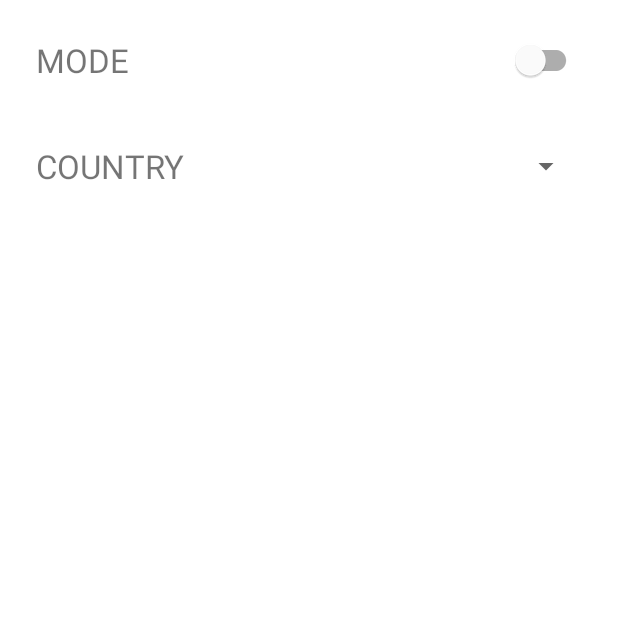
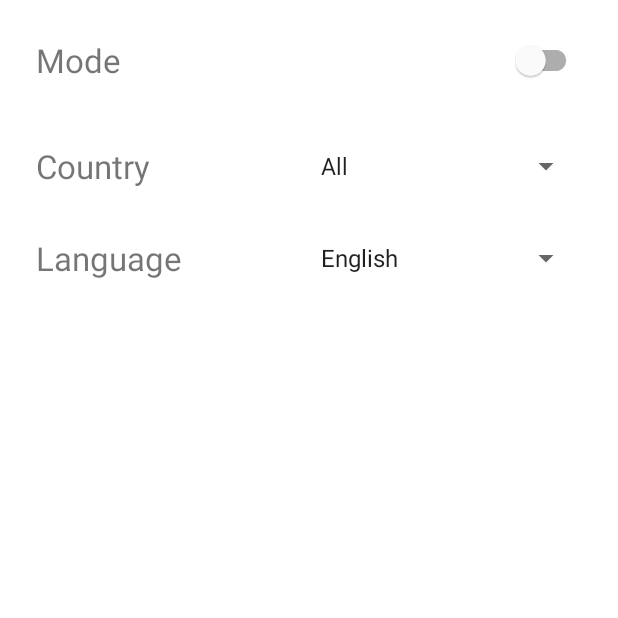
Before and after one commit to Saurabhsharma884/NewsApp, an Android app: the SettingActivity screen opened directly, with no data from a screen before it, on a phone screen of 412 x 824 dp, the top half of it. Run offline under Robolectric (Android 15) with nearby library versions, the phone set to English and light mode, and no system bars; network calls fail; Roboto replaces fonts that are not available here.

Commit message:
Set Up Spinners

```diff
--- a/app/src/main/AndroidManifest.xml
+++ b/app/src/main/AndroidManifest.xml
@@ -13,6 +13,7 @@
         android:supportsRtl="true"
         android:theme="@style/Theme.NewsApp">
         <activity
+            android:parentActivityName=".MainActivity"
             android:name=".SettingActivity"
             android:exported="true" />
         <activity
--- a/app/src/main/java/com/example/newsapp/MainActivity.java
+++ b/app/src/main/java/com/example/newsapp/MainActivity.java
@@ -55,6 +55,7 @@ public class MainActivity extends AppCompatActivity {
 
         Toolbar mtoolbar = findViewById(R.id.toolBar);
         setSupportActionBar(mtoolbar);
+
 
         requestQueue = Volley.newRequestQueue(this);
         swipeRefreshLayout = findViewById(R.id.swipe_refresh);
--- a/app/src/main/java/com/example/newsapp/SettingActivity.java
+++ b/app/src/main/java/com/example/newsapp/SettingActivity.java
@@ -1,14 +1,66 @@
 package com.example.newsapp;
 
 import android.os.Bundle;
+import android.view.View;
+import android.widget.AdapterView;
+import android.widget.ArrayAdapter;
+import android.widget.Spinner;
 
 import androidx.appcompat.app.AppCompatActivity;
 
 public class SettingActivity extends AppCompatActivity {
 
+    Spinner countrySpinner;
+    Spinner langSpinner;
+    private static String country;
+    private static String language;
+
     @Override
     protected void onCreate(Bundle savedInstanceState) {
         super.onCreate(savedInstanceState);
         setContentView(R.layout.activity_setting);
+
+        countrySpinner = findViewById(R.id.countrylist_spinner);
+        langSpinner = findViewById(R.id.language_spinner);
+        setCountrySpinner();
+        setLangSpinner();
+
+    }
+
+    private void setLangSpinner() {
+        ArrayAdapter<CharSequence> langSpinnerAdapter = ArrayAdapter.createFromResource(this, R.array.lang_array, android.R.layout.simple_spinner_item);
+        langSpinnerAdapter.setDropDownViewResource(android.R.layout.simple_spinner_dropdown_item);
+        langSpinner.setAdapter(langSpinnerAdapter);
+
+        langSpinner.setOnItemSelectedListener(new AdapterView.OnItemSelectedListener() {
+            @Override
+            public void onItemSelected(AdapterView<?> parent, View view, int position, long id) {
+                language = (String) parent.getItemAtPosition(position);
+            }
+
+            @Override
+            public void onNothingSelected(AdapterView<?> parent) {
+                language = "en";
+            }
+        });
+    }
+
+    private void setCountrySpinner() {
+        ArrayAdapter<CharSequence> countrySpinnerAdapter = ArrayAdapter.createFromResource(this, R.array.country_list_array, android.R.layout.simple_spinner_item);
+        countrySpinnerAdapter.setDropDownViewResource(android.R.layout.simple_spinner_dropdown_item);
+        countrySpinner.setAdapter(countrySpinnerAdapter);
+
+        countrySpinner.setOnItemSelectedListener(new AdapterView.OnItemSelectedListener() {
+            @Override
+            public void onItemSelected(AdapterView<?> parent, View view, int position, long id) {
+                country = (String) parent.getItemAtPosition(position);
+
+            }
+
+            @Override
+            public void onNothingSelected(AdapterView<?> parent) {
+                country = "All";
+            }
+        });
     }
 }
--- a/app/src/main/res/layout/activity_setting.xml
+++ b/app/src/main/res/layout/activity_setting.xml
@@ -5,6 +5,7 @@
     android:layout_height="match_parent"
     android:orientation="vertical"
     tools:context=".SettingActivity">
+
 
     <LinearLayout
         android:layout_width="match_parent"
@@ -26,8 +27,7 @@
             android:layout_width="0dp"
             android:layout_height="wrap_content"
             android:layout_weight="1"
-            android:textOff="LIGHT"
-            android:textOn="DARK" />
+            />
 
     </LinearLayout>
 
@@ -49,6 +49,32 @@
             android:textSize="22sp" />
 
         <androidx.appcompat.widget.AppCompatSpinner
+            android:id="@+id/countrylist_spinner"
+            android:layout_width="0dp"
+            android:layout_height="wrap_content"
+            android:layout_gravity="center"
+            android:layout_weight="1" />
+
+    </LinearLayout>
+
+    <LinearLayout
+        android:layout_width="match_parent"
+        android:layout_height="wrap_content"
+        android:layout_margin="16dp"
+        android:orientation="horizontal"
+        android:paddingStart="8dp"
+        android:paddingEnd="8dp">
+
+        <TextView
+            android:layout_width="0dp"
+            android:layout_height="wrap_content"
+            android:layout_gravity="center"
+            android:layout_weight="1"
+            android:text="@string/news_language"
+            android:textSize="22sp" />
+
+        <androidx.appcompat.widget.AppCompatSpinner
+            android:id="@+id/language_spinner"
             android:layout_width="0dp"
             android:layout_height="wrap_content"
             android:layout_gravity="center"
--- /dev/null
+++ b/app/src/main/res/values/arrays.xml
@@ -0,0 +1,20 @@
+<?xml version="1.0" encoding="utf-8"?>
+<resources>
+    <string-array name="country_list_array">
+        <item>@string/any</item>
+        <item>@string/cn</item>
+        <item>@string/in</item>
+        <item>@string/jp</item>
+        <item>@string/pk</item>
+        <item>@string/us</item>
+    </string-array>
+
+    <string-array name="lang_array">
+        <item>@string/en</item>
+        <item>@string/hi</item>
+        <item>@string/ja</item>
+        <item>@string/jh</item>
+        <item>@string/ar</item>
+    </string-array>
+
+</resources>
--- a/app/src/main/res/values/strings.xml
+++ b/app/src/main/res/values/strings.xml
@@ -5,6 +5,20 @@
     <string name="swipe_refresh">Swipe down to Refresh</string>
     <string name="ok">OK</string>
     <string name="settings">Settings</string>
-    <string name="ui_mode">MODE</string>
-    <string name="news_country">COUNTRY</string>
+    <string name="ui_mode">Mode</string>
+    <string name="news_country">Country</string>
+
+    <string name="us">United States</string>
+    <string name="pk">Pakistan</string>
+    <string name="jp">Japan</string>
+    <string name="in">India</string>
+    <string name="cn">China</string>
+    <string name="any">All</string>
+
+    <string name="en">English</string>
+    <string name="hi">Hindi</string>
+    <string name="ja">Japanese</string>
+    <string name="jh">Chinese</string>
+    <string name="ar">Arabic</string>
+    <string name="news_language">Language</string>
 </resources>
```
